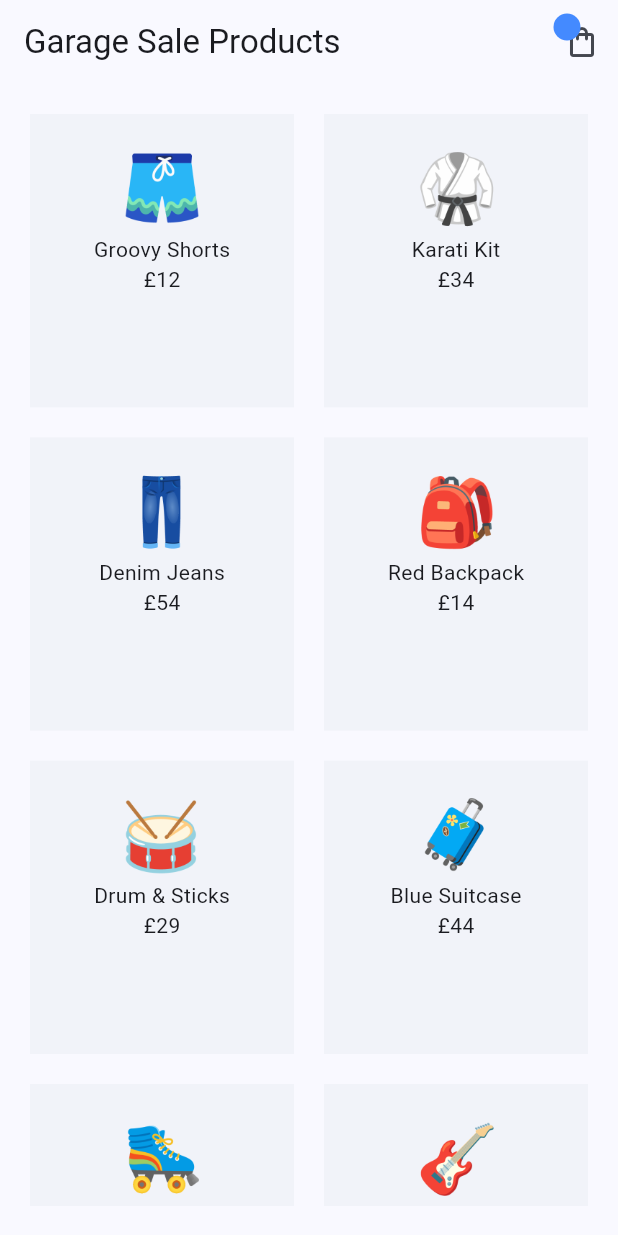
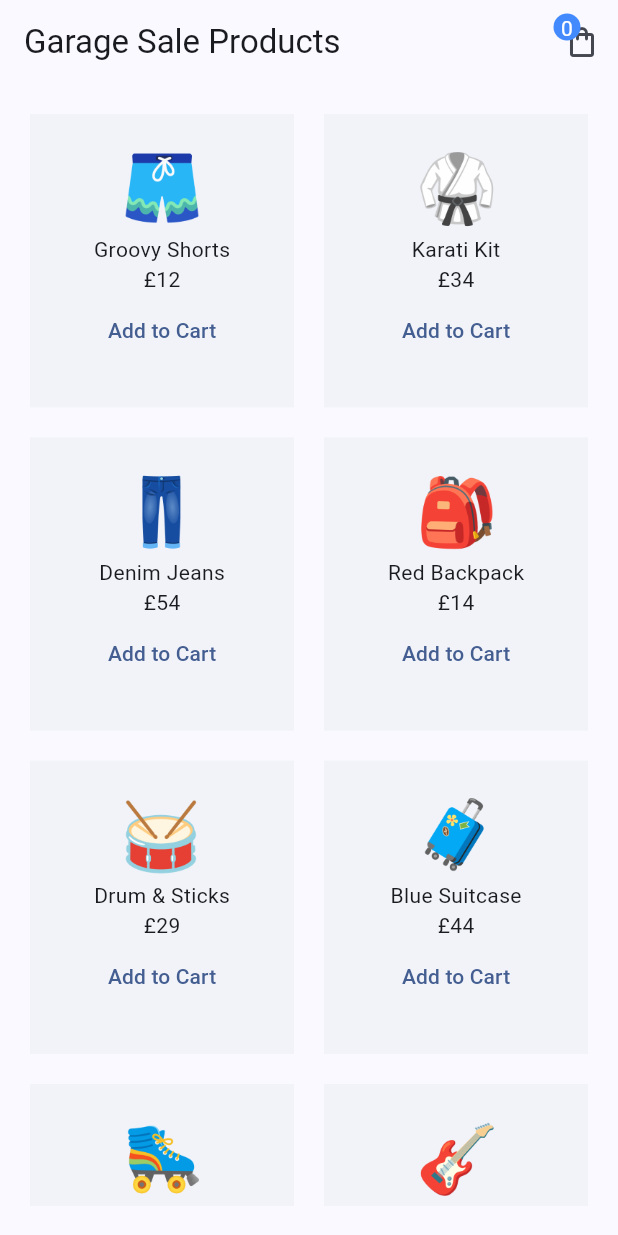
Before and after one commit to Dan-Deenero/product_et_cart, a Flutter app: the screen it shows after launch, on a phone screen of 412 x 824 dp. Run offline on Flutter 3.47's test engine with Material 3 defaults, Android fonts, the phone set to English and light mode, and no system bars; our stand-ins replace flutter_riverpod, riverpod_annotation; generated files the repository leaves out were written again.

Commit message:
completed first phase

```diff
--- a/lib/screens/home/home_screen.dart
+++ b/lib/screens/home/home_screen.dart
@@ -1,5 +1,6 @@
 import 'package:flutter/material.dart';
 import 'package:flutter_riverpod/flutter_riverpod.dart';
+import 'package:riverpod_files/providers/cart_provider.dart';
 import 'package:riverpod_files/providers/products_provider.dart';
 import 'package:riverpod_files/shared/cart_icon.dart';
 
@@ -9,6 +10,7 @@ class HomeScreen extends ConsumerWidget {
   @override
   Widget build(BuildContext context, WidgetRef ref) {
     final allProducts = ref.watch(productsProvider);
+    final cartProducts = ref.watch(cartNotifierProvider);
 
     return Scaffold(
       appBar: AppBar(
@@ -34,6 +36,22 @@ class HomeScreen extends ConsumerWidget {
                   Image.asset(allProducts[index].image, width: 60, height: 60),
                   Text(allProducts[index].title),
                   Text('£${allProducts[index].price}'),
+                  if (cartProducts.contains(allProducts[index]))
+                    TextButton(
+                      onPressed: () {
+                        ref.read(cartNotifierProvider.notifier).removeProduct(allProducts[index]);
+
+                      },
+                      child: const Text('Remove'),
+                    ),
+
+                  if (!cartProducts.contains(allProducts[index]))
+                    TextButton(
+                      onPressed: () {
+                        ref.read(cartNotifierProvider.notifier).addProduct(allProducts[index]);
+                      },
+                      child: const Text('Add to Cart'),
+                    ),
                 ]
               )
             );
--- a/lib/shared/cart_icon.dart
+++ b/lib/shared/cart_icon.dart
@@ -1,11 +1,14 @@
 import 'package:flutter/material.dart';
+import 'package:flutter_riverpod/flutter_riverpod.dart';
+import 'package:riverpod_files/providers/cart_provider.dart';
 import 'package:riverpod_files/screens/cart/cart_screen.dart';
 
-class CartIcon extends StatelessWidget {
+class CartIcon extends ConsumerWidget {
   const CartIcon({super.key});
 
   @override
-  Widget build(BuildContext context) {
+  Widget build(BuildContext context, WidgetRef ref) {
+    final numberOfItemsInCart = ref.watch(cartNotifierProvider).length;
     return Stack(
       children: [
         IconButton(
@@ -27,6 +30,10 @@ class CartIcon extends StatelessWidget {
               borderRadius: BorderRadius.circular(10),
               color: Colors.blueAccent,
             ),
+            child: Text(
+              numberOfItemsInCart.toString(),
+              style: const TextStyle(color: Colors.white),
+            ),
           ),
         ),
       ],
--- a/pubspec.yaml
+++ b/pubspec.yaml
@@ -35,6 +35,7 @@ dependencies:
   # Use with the CupertinoIcons class for iOS style icons.
   cupertino_icons: ^1.0.2
   flutter_riverpod: ^2.5.1
+  riverpod_annotation: ^2.3.5
 
 dev_dependencies:
   flutter_test:
@@ -46,6 +47,8 @@ dev_dependencies:
   # package. See that file for information about deactivating specific lint
   # rules and activating additional ones.
   flutter_lints: ^2.0.0
+  riverpod_generator: ^2.4.0
+  build_runner: ^2.4.9
 
 # For information on the generic Dart part of this file, see the
 # following page: https://dart.dev/tools/pub/pubspec
```
Also changed, not shown: lib/providers/cart_provider.dart (added, +43 -0 lines), lib/providers/products_provider.dart (+19 -5 lines), lib/screens/cart/cart_screen.dart (+23 -6 lines), lib/providers/cart_provider.g.dart (added), lib/providers/products_provider.g.dart (added), pubspec.lock.
